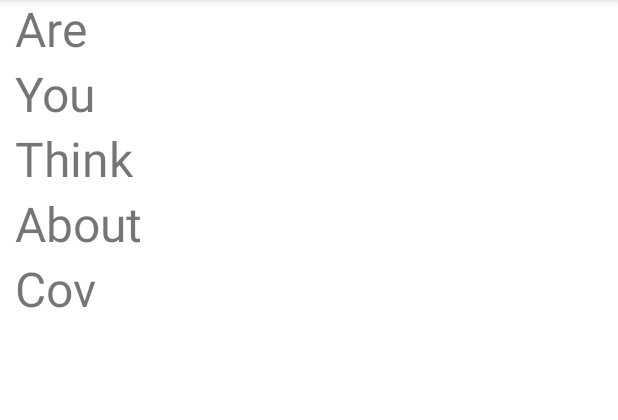
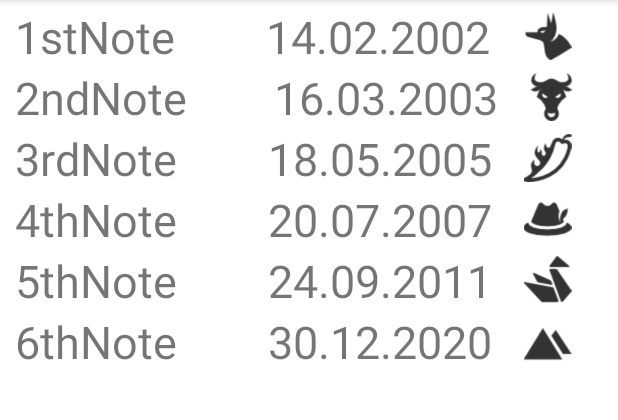
Before and after one commit to Lovkost/Notes, an Android app: the screen it shows after launch (MainActivity), on a phone screen of 412 x 824 dp, the part 84-504 px from its top. Run offline under Robolectric (Android 15) with nearby library versions, the phone set to English and light mode, and no system bars.

Commit message:
Вроде сделал всё, если всё правильно, то чувствую что начало что-то получаться)) Спасибо вам.

```diff
--- a/app/src/main/AndroidManifest.xml
+++ b/app/src/main/AndroidManifest.xml
@@ -9,6 +9,7 @@
         android:roundIcon="@mipmap/ic_launcher_round"
         android:supportsRtl="true"
         android:theme="@style/Theme.NotesSecondTry">
+        <activity android:name=".fragment.NoteActivity" />
         <activity android:name=".MainActivity">
             <intent-filter>
                 <action android:name="android.intent.action.MAIN" />
--- a/app/src/main/java/com/example/notessecondtry/MainActivity.java
+++ b/app/src/main/java/com/example/notessecondtry/MainActivity.java
@@ -7,8 +7,16 @@ import androidx.drawerlayout.widget.DrawerLayout;
 import androidx.recyclerview.widget.LinearLayoutManager;
 import androidx.recyclerview.widget.RecyclerView;
 
+import android.content.Intent;
 import android.os.Bundle;
+import android.view.View;
+import android.widget.TextView;
+import android.widget.Toast;
 
+import com.example.notessecondtry.data.CardSource;
+import com.example.notessecondtry.data.CardsSourceImpl;
+import com.example.notessecondtry.fragment.NoteActivity;
+import com.example.notessecondtry.fragment.ShowNoteInside;
 import com.example.notessecondtry.ui.MyAdapter;
 
 public class MainActivity extends AppCompatActivity {
@@ -18,16 +26,24 @@ public class MainActivity extends AppCompatActivity {
         super.onCreate(savedInstanceState);
         setContentView(R.layout.activity_main);
         RecyclerView recyclerView = findViewById(R.id.recycler_view_lines);
-        String[] strings = getResources().getStringArray(R.array.noteTitles);
-        MyAdapter myAdapter = new MyAdapter(strings);
+        CardSource data = new CardsSourceImpl(getResources()).init();
+        MyAdapter myAdapter = new MyAdapter(data);
         recyclerView.setAdapter(myAdapter);
         LinearLayoutManager layoutManager = new LinearLayoutManager(this);
         recyclerView.setLayoutManager(layoutManager);
-        initView();
+        initView(recyclerView,data);
     }
-    private void initView() {
+    private void initView(RecyclerView recyclerView, CardSource data) {
         Toolbar toolbar = initToolbar();
         initDrawer(toolbar);
+        final MyAdapter adapter = new MyAdapter(data);
+        recyclerView.setAdapter(adapter);
+        adapter.SetOnItemClickListener(new MyAdapter.OnItemClickListener() {
+            @Override
+            public void onItemClick(View view, int position) {
+                showPortCoatOfArms(position);
+            }
+        });
     }
     private void initDrawer(Toolbar toolbar) {
         final DrawerLayout drawer = findViewById(R.id.drawer_layout);
@@ -43,4 +59,10 @@ public class MainActivity extends AppCompatActivity {
         setSupportActionBar(toolbar);
         return toolbar;
     }
+    private void showPortCoatOfArms(int index) {
+        Intent intent = new Intent();
+        intent.setClass(getApplicationContext(), NoteActivity.class);
+        intent.putExtra(ShowNoteInside.ARG_INDEX, index);
+        startActivity(intent);
+    }
 }
--- /dev/null
+++ b/app/src/main/java/com/example/notessecondtry/data/CardSource.java
@@ -0,0 +1,6 @@
+package com.example.notessecondtry.data;
+
+public interface CardSource {
+    Notes getCardData(int position);
+    int size();
+}
--- /dev/null
+++ b/app/src/main/java/com/example/notessecondtry/data/CardsSourceImpl.java
@@ -0,0 +1,51 @@
+package com.example.notessecondtry.data;
+
+import android.content.res.Resources;
+import android.content.res.TypedArray;
+
+import com.example.notessecondtry.R;
+
+import java.util.ArrayList;
+import java.util.List;
+
+public class CardsSourceImpl implements CardSource {
+    private List<Notes> dataSource;
+    private Resources resources;
+
+    public CardsSourceImpl(Resources resources) {
+        dataSource = new ArrayList<>(7);
+        this.resources = resources;
+    }
+
+    public CardsSourceImpl init(){
+        // строки заголовков из ресурсов
+        String[] titles = resources.getStringArray(R.array.noteTitles);
+        // строки описаний из ресурсов
+        String[] descriptions = resources.getStringArray(R.array.data);
+        // изображения
+        int[] pictures = getImageArray();
+        // заполнение источника данных
+        for (int i = 0; i < descriptions.length; i++) {
+            dataSource.add(new Notes(titles[i], descriptions[i], pictures[i]));
+        }
+        return this;
+    }
+
+    private int[] getImageArray(){
+        TypedArray pictures = resources.obtainTypedArray(R.array.pictures);
+        int length = pictures.length();
+        int[] answer = new int[length];
+        for(int i = 0; i < length; i++){
+            answer[i] = pictures.getResourceId(i, 0);
+        }
+        return answer;
+    }
+
+    public Notes getCardData(int position) {
+        return dataSource.get(position);
+    }
+
+    public int size(){
+        return dataSource.size();
+    }
+}
--- /dev/null
+++ b/app/src/main/java/com/example/notessecondtry/data/Notes.java
@@ -0,0 +1,25 @@
+package com.example.notessecondtry.data;
+//Обработка нажатий
+public class Notes {
+    private String title;       // заголовок
+    private String description; // описание
+    private int picture;        // изображение
+
+    public Notes(String title, String description, int picture){
+        this.title = title;
+        this.description=description;
+        this.picture=picture;
+    }
+
+    public String getTitle() {
+        return title;
+    }
+
+    public String getDescription() {
+        return description;
+    }
+
+    public int getPicture() {
+        return picture;
+    }
+}
--- /dev/null
+++ b/app/src/main/java/com/example/notessecondtry/fragment/NoteActivity.java
@@ -0,0 +1,30 @@
+package com.example.notessecondtry.fragment;
+
+import androidx.appcompat.app.AppCompatActivity;
+
+import android.content.res.Configuration;
+import android.os.Bundle;
+
+import com.example.notessecondtry.R;
+
+public class NoteActivity extends AppCompatActivity {
+
+    @Override
+    protected void onCreate(Bundle savedInstanceState) {
+        super.onCreate(savedInstanceState);
+        setContentView(R.layout.activity_note);
+
+        if (getResources().getConfiguration().orientation == Configuration.ORIENTATION_LANDSCAPE) {
+            finish();
+            return;
+        }
+
+        if (savedInstanceState == null) {
+            ShowNoteInside details = new ShowNoteInside();
+            details.setArguments(getIntent().getExtras());
+            getSupportFragmentManager()
+                    .beginTransaction()
+                    .replace(R.id.fragment_container, details).commit();
+        }
+    }
+}
--- a/app/src/main/java/com/example/notessecondtry/fragment/ShowNoteInside.java
+++ b/app/src/main/java/com/example/notessecondtry/fragment/ShowNoteInside.java
@@ -1,5 +1,5 @@
 package com.example.notessecondtry.fragment;
-
+// Написан список и внутрення часть заметок, осталось дописать обработку нажатия на элемент списка
 import android.os.Bundle;
 
 import androidx.fragment.app.Fragment;
--- a/app/src/main/java/com/example/notessecondtry/ui/MyAdapter.java
+++ b/app/src/main/java/com/example/notessecondtry/ui/MyAdapter.java
@@ -1,19 +1,27 @@
 package com.example.notessecondtry.ui;
 
+import android.util.Log;
 import android.view.LayoutInflater;
 import android.view.View;
 import android.view.ViewGroup;
+import android.widget.FrameLayout;
 import android.widget.TextView;
 
 import androidx.annotation.NonNull;
+import androidx.appcompat.widget.AppCompatImageView;
+import androidx.constraintlayout.widget.ConstraintLayout;
 import androidx.recyclerview.widget.RecyclerView;
 
 import com.example.notessecondtry.R;
+import com.example.notessecondtry.data.Notes;
+import com.example.notessecondtry.data.CardSource;
 
 public class MyAdapter extends RecyclerView.Adapter<MyAdapter.MyViewHolder> {
-    public String[] dataSource;
+    private final static String TAG = "MyAdapter";
+    private CardSource dataSource;
+    private OnItemClickListener itemClickListener;
 
-    public MyAdapter(String[] strings) {
+    public MyAdapter(CardSource strings) {
         this.dataSource = strings;
     }
 
@@ -22,27 +30,53 @@ public class MyAdapter extends RecyclerView.Adapter<MyAdapter.MyViewHolder> {
     public MyViewHolder onCreateViewHolder(@NonNull ViewGroup parent, int viewType) {
         View v = LayoutInflater.from(parent.getContext())
                 .inflate(R.layout.item, parent, false);
+        Log.d(TAG, "onCreateViewHolder");
         return new MyViewHolder(v);
     }
 
     @Override
     public void onBindViewHolder(@NonNull  MyAdapter.MyViewHolder holder, int position) {
-        holder.bind(dataSource[position]);
+        holder.setData(dataSource.getCardData(position));
+        Log.d(TAG, "onBindViewHolder");
     }
 
     @Override
     public int getItemCount() {
-        return dataSource.length;
+        return dataSource.size();
     }
+    public void SetOnItemClickListener(OnItemClickListener itemClickListener){
+        this.itemClickListener = itemClickListener;
+    }
+    public interface OnItemClickListener {
+        void onItemClick(View view , int position);
+    }
+
     public class MyViewHolder extends RecyclerView.ViewHolder{
-        private TextView textView;
+        private ConstraintLayout constraintLayout;
+        private TextView title;
+        private TextView description;
+        private AppCompatImageView image;
 
         public MyViewHolder(@NonNull View itemView) {
             super(itemView);
-            textView = itemView.findViewById(R.id.textView);
+            constraintLayout = itemView.findViewById(R.id.constraintLayout);
+            title = itemView.findViewById(R.id.noteView);
+            description = itemView.findViewById(R.id.dataView);
+            image = itemView.findViewById(R.id.imageView);
+            constraintLayout.setOnClickListener(new View.OnClickListener() {
+                @Override
+                public void onClick(View v) {
+                    if (itemClickListener != null) {
+                        itemClickListener.onItemClick(v, getAdapterPosition());
+                    }
+                }
+            });
         }
-        public void bind(String s){
-            textView.setText(s);
+        public void setData(Notes notes){
+            title.setText(notes.getTitle());
+            description.setText(notes.getDescription());
+            image.setImageResource(notes.getPicture());
         }
+
     }
 }
--- a/app/src/main/java/com/example/notessecondtry/ui/Notes.java
+++ /dev/null
@@ -1,13 +0,0 @@
-package com.example.notessecondtry.ui;
-
-public class Notes {
-    private String notes;
-    private String description;
-    private String data;
-
-    public Notes(String notes, String description, String data) {
-        this.notes = notes;
-        this.description = description;
-        this.data = data;
-    }
-}
--- /dev/null
+++ b/app/src/main/res/layout/activity_note.xml
@@ -0,0 +1,11 @@
+<?xml version="1.0" encoding="utf-8"?>
+<FrameLayout xmlns:android="http://schemas.android.com/apk/res/android"
+    android:layout_width="match_parent"
+    android:layout_height="match_parent">
+
+    <FrameLayout
+        android:id="@+id/fragment_container"
+        android:layout_width="match_parent"
+        android:layout_height="match_parent" />
+
+</FrameLayout>
--- a/app/src/main/res/layout/item.xml
+++ b/app/src/main/res/layout/item.xml
@@ -1,7 +1,39 @@
 <?xml version="1.0" encoding="utf-8"?>
-<TextView xmlns:android="http://schemas.android.com/apk/res/android"
-    android:id="@+id/textView"
-    android:layout_width="wrap_content"
-    android:layout_height="wrap_content"
-    android:textSize="@dimen/textSize">
-</TextView>
+<androidx.constraintlayout.widget.ConstraintLayout xmlns:android="http://schemas.android.com/apk/res/android"
+    xmlns:app="http://schemas.android.com/apk/res-auto"
+    android:id="@+id/constraintLayout"
+    xmlns:tools="http://schemas.android.com/tools"
+    android:layout_width="match_parent"
+    android:layout_height="wrap_content">
+
+    <TextView
+        android:id="@+id/noteView"
+        android:layout_width="wrap_content"
+        android:layout_height="wrap_content"
+        android:text="tet"
+        android:textSize="@dimen/textSize"
+        app:layout_constraintStart_toStartOf="parent"
+        app:layout_constraintTop_toTopOf="parent" />
+
+
+    <TextView
+        android:id="@+id/dataView"
+        android:layout_width="wrap_content"
+        android:layout_height="wrap_content"
+        android:text="tet"
+        android:textSize="@dimen/textSize"
+        app:layout_constraintEnd_toEndOf="@+id/imageView"
+        app:layout_constraintStart_toEndOf="@+id/noteView"
+        app:layout_constraintTop_toTopOf="parent" />
+
+    <androidx.appcompat.widget.AppCompatImageView
+        android:id="@+id/imageView"
+        android:layout_width="46dp"
+        android:layout_height="32dp"
+        android:layout_marginStart="140dp"
+        android:layout_marginTop="4dp"
+        app:layout_constraintEnd_toEndOf="parent"
+        app:layout_constraintStart_toStartOf="@+id/dataView"
+        app:layout_constraintTop_toTopOf="parent" />
+
+</androidx.constraintlayout.widget.ConstraintLayout>
--- a/app/src/main/res/layout/nav_bar_main.xml
+++ b/app/src/main/res/layout/nav_bar_main.xml
@@ -1,6 +1,5 @@
 <?xml version="1.0" encoding="utf-8"?>
-<androidx.coordinatorlayout.widget.CoordinatorLayout
-    xmlns:android="http://schemas.android.com/apk/res/android"
+<androidx.coordinatorlayout.widget.CoordinatorLayout xmlns:android="http://schemas.android.com/apk/res/android"
     xmlns:app="http://schemas.android.com/apk/res-auto"
     xmlns:tools="http://schemas.android.com/tools"
     android:layout_width="match_parent"
@@ -9,26 +8,23 @@
 
     <com.google.android.material.appbar.AppBarLayout
         android:layout_width="match_parent"
-        android:layout_height="wrap_content"
-        >
+        android:layout_height="wrap_content">
 
         <androidx.appcompat.widget.Toolbar
             android:id="@+id/toolbar"
             android:layout_width="match_parent"
             android:layout_height="?attr/actionBarSize"
-            android:background="?attr/colorPrimary"
-            >
-        </androidx.appcompat.widget.Toolbar>
+            android:background="?attr/colorPrimary" />
 
     </com.google.android.material.appbar.AppBarLayout>
 
     <androidx.recyclerview.widget.RecyclerView
+        android:id="@+id/recycler_view_lines"
+        android:layout_width="match_parent"
+        android:layout_height="match_parent"
         android:paddingStart="10dp"
-        android:paddingTop="10dp"
-        android:id="@+id/recycler_view_lines"
-        android:layout_width="wrap_content"
-        android:layout_height="wrap_content"
-        tools:listitem="@layout/item"/>
+        android:paddingTop="60dp"
+        tools:listitem="@layout/item" />
 
 
 </androidx.coordinatorlayout.widget.CoordinatorLayout>
--- a/app/src/main/res/values/dimens.xml
+++ b/app/src/main/res/values/dimens.xml
@@ -1,6 +1,6 @@
 <?xml version="1.0" encoding="utf-8"?>
 <resources>
-    <dimen name="textSize">32sp</dimen>
+    <dimen name="textSize">30sp</dimen>
     <dimen name="titileSize">50sp</dimen>
     <dimen name="nav_header_height">200dp</dimen>
 <dimen name="nav_header_dimen">42sp</dimen>
--- a/app/src/main/res/values/strings.xml
+++ b/app/src/main/res/values/strings.xml
@@ -6,12 +6,12 @@
     <string name="navigation_drawer_open">Open navigation drawer</string>
     <string name="navigation_drawer_close">Close navigation drawer</string>
     <string-array name="noteTitles">
-        <item>How</item>
-        <item>Are</item>
-        <item>You</item>
-        <item>Think</item>
-        <item>About</item>
-        <item>Cov</item>
+        <item>1stNote</item>
+        <item>2ndNote</item>
+        <item>3rdNote</item>
+        <item>4thNote</item>
+        <item>5thNote</item>
+        <item>6thNote</item>
     </string-array>
     <string-array name="description">
         <item>Почему отечественный препарат произвели в Японии?</item>
@@ -29,5 +29,12 @@
         <item>24.09.2011</item>
         <item>30.12.2020</item>
     </string-array>
-    <string name="hello_blank_fragment">Hello blank fragment</string>
+    <array name="pictures">
+        <item>@drawable/anubis32</item>
+        <item>@drawable/bull64</item>
+        <item>@drawable/chili</item>
+        <item>@drawable/german</item>
+        <item>@drawable/origami64</item>
+        <item>@drawable/pyramids32</item>
+    </array>
 </resources>
```
Also changed, not shown: app/src/main/res/drawable/anubis32.png (added), app/src/main/res/drawable/bull64.png (added), app/src/main/res/drawable/chili.png (added), app/src/main/res/drawable/german.png (added), app/src/main/res/drawable/origami64.png (added), app/src/main/res/drawable/pyramids32.png (added).
